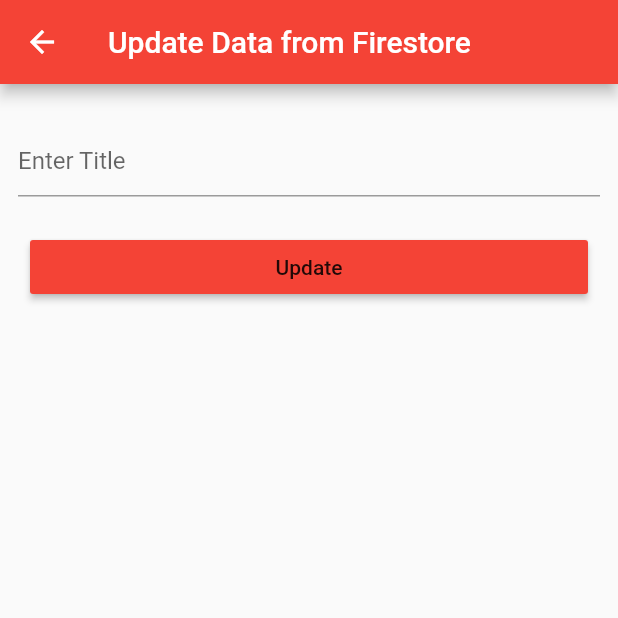
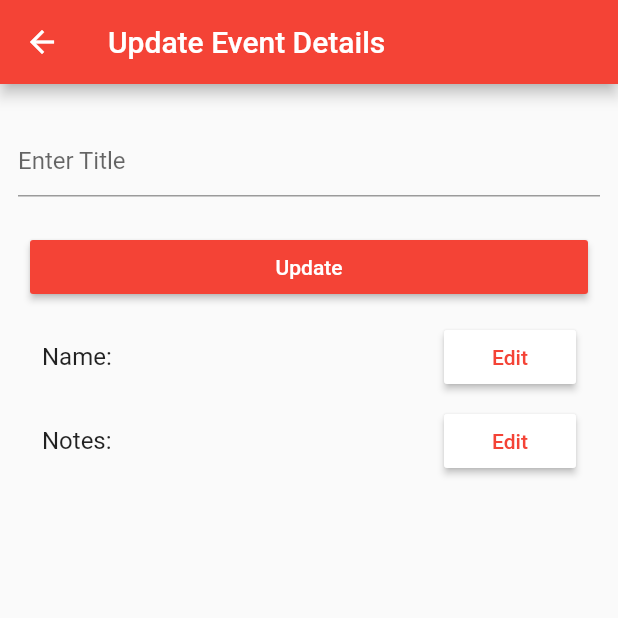
Before and after one commit to HarrisonChotzen/puspo, a Flutter app: the UpdateDataFromFireStore screen opened directly with empty values, on a phone screen of 412 x 824 dp, the top half of it. Run offline on Flutter 3.47's test engine with Material 2 defaults, Android fonts, the phone set to English and light mode, and no system bars; our stand-ins replace cloud_firestore; accounts and stored records are empty.

```diff
--- a/lib/eventsList.dart
+++ b/lib/eventsList.dart
@@ -31,7 +31,7 @@ class _UpdateDataFromFireStoreState extends State<UpdateDataFromFireStore> {
   @override
   Widget build(BuildContext context) {
     return Scaffold(
-      appBar: AppBar(title: Text("Update Data from Firestore")),
+      appBar: AppBar(title: Text("Update Event Details")),
       body: ListView(
         padding: EdgeInsets.all(12.0),
         children: <Widget>[
@@ -47,35 +47,42 @@ class _UpdateDataFromFireStoreState extends State<UpdateDataFromFireStore> {
             child: RaisedButton(
               child: Text('Update'),
               color: Colors.red,
+              textColor: Colors.white,
               onPressed: _updateData,
             ),
           ),
-          SizedBox(height: 20.0),
-          StreamBuilder<QuerySnapshot>(
-              stream: db.collection('Event').snapshots(),
-              builder: (context, snapshot) {
-                if (snapshot.hasData) {
-                  return Column(
-                    children: snapshot.data.documents.map((doc) {
-                      return ListTile(
-                        title: Text(doc.data['name'] ?? 'nil'),
+          Column(
+            children: <Widget>[
+                  ListTile(
+                        title: Text('Name: ' + snap.data['name'] ?? 'nil'),
                         trailing: RaisedButton(
                           child: Text("Edit"),
-                          color: Colors.red,
+                          color: Colors.white,
+                          textColor: Colors.red,
                           onPressed: () async {
                             setState(() {
-                              _currentDocument = doc;
-                              _controller.text = doc.data['name'];
+                              _currentDocument = snap;
+                              _controller.text = snap.data['name'];
                             });
                           },
                         ),
-                      );
-                    }).toList(),
-                  );
-                } else {
-                  return SizedBox();
-                }
-              }),
+                      ),
+                  ListTile(
+                      title: Text('Notes: ' + snap.data['notes'] ?? 'nil'),
+                      trailing: RaisedButton(
+                        child: Text("Edit"),
+                        color: Colors.white,
+                        textColor: Colors.red,
+                        onPressed: () async {
+                          setState(() {
+                            _currentDocument = snap;
+                            _controller.text = snap.data['notes'];
+                          });
+                        },
+                      ),
+                    ),
+                  ],
+                ),
         ],
       ),
     );
```
